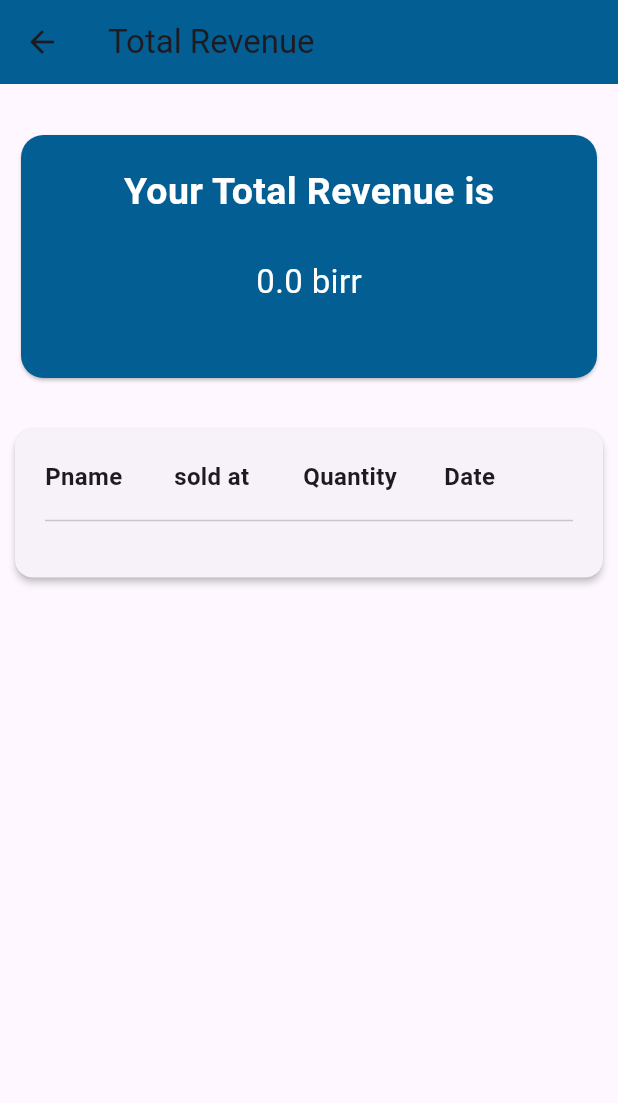
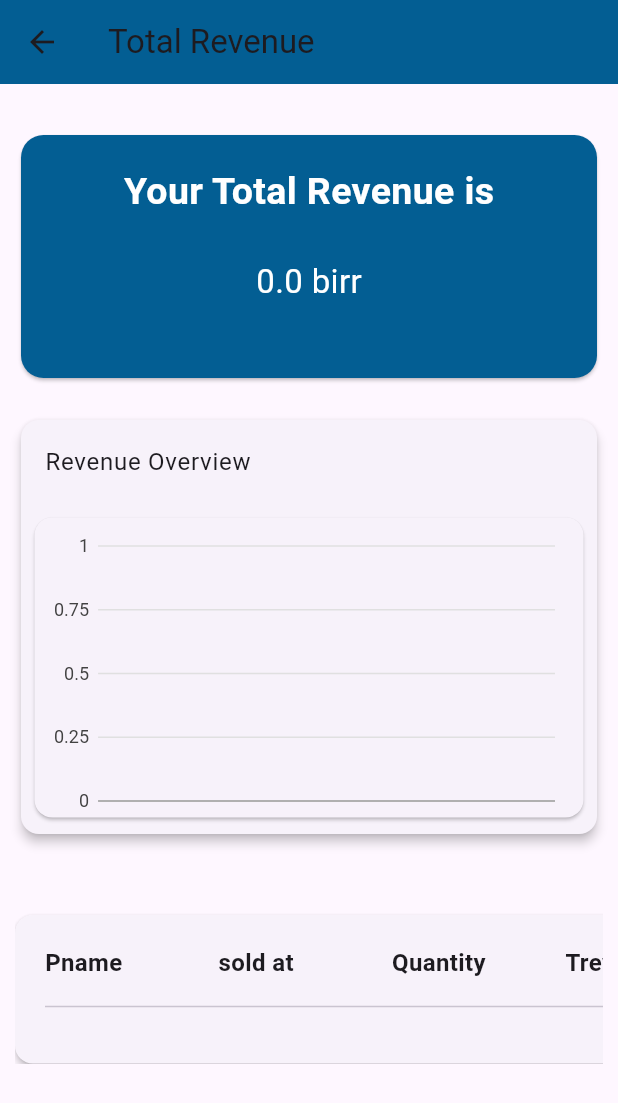
Before and after one commit to sisay2143/WholesaleWise, a Flutter app: the ProfitScreen screen opened directly, after a tap on "show more", on a phone screen of 412 x 824 dp. Shown: the top 1103 px of the screen. Run offline on Flutter 3.47's test engine with Material 3 defaults, Android fonts, the phone set to English and light mode, and no system bars; our stand-ins replace badges, camera, carousel_slider, charts_flutter, cloud_firestore, firebase_auth and 5 more; accounts and stored records are empty.

Commit message:
totalrevenue_added_meku

```diff
--- /dev/null
+++ b/lib/Views/Manager/bargraphrevenue.dart
@@ -0,0 +1,104 @@
+import 'package:flutter/material.dart';
+import 'package:charts_flutter/flutter.dart' as charts;
+import 'package:cloud_firestore/cloud_firestore.dart';
+
+void main() {
+  runApp(buildBarChartCards());
+}
+
+class BarChartData {
+  final String day;
+  final double totalSales;
+
+  BarChartData(this.day, this.totalSales);
+}
+
+Widget buildBarChartCards() {
+  return FutureBuilder<List<BarChartData>>(
+    future: _getChartDataFromFirestore(),
+    builder: (context, snapshot) {
+      if (snapshot.connectionState == ConnectionState.waiting) {
+        return Center(child: CircularProgressIndicator());
+      } else if (snapshot.hasError) {
+        return Center(child: Text('Error: ${snapshot.error}'));
+      } else {
+        return Container(
+          height: 300,
+          width: 400,
+          child: Padding(
+            padding: const EdgeInsets.all(5.0),
+            child: Column(
+              crossAxisAlignment: CrossAxisAlignment.start,
+              children: [
+                _buildBarChart(snapshot.data ?? [])
+              ],
+            ),
+          ),
+        );
+      }
+    },
+  );
+}
+
+Widget _buildBarChart(List<BarChartData> data) {
+  return Card(
+    child: Container(
+      height: 200,
+      width: 650,
+      child: Padding(
+        padding: const EdgeInsets.all(5.0),
+        child: charts.BarChart(
+          [
+            charts.Series<BarChartData, String>(
+              id: 'Sales',
+              data: data,
+              domainFn: (BarChartData sales, _) => sales.day,
+              measureFn: (BarChartData sales, _) => sales.totalSales,
+            ),
+          ],
+          animate: true,
+        ),
+      ),
+    ),
+  );
+}
+
+Future<List<BarChartData>> _getChartDataFromFirestore() async {
+  List<BarChartData> chartData = [];
+
+  // Fetch data from Firestore
+  QuerySnapshot snapshot =
+      await FirebaseFirestore.instance.collection('sales_transaction').get();
+
+  // Process fetched data
+  Map<String, double> daySalesMap = {};
+  snapshot.docs.forEach((doc) {
+    Timestamp timestamp = doc['timestamp'];
+    int quantity = doc['quantity'];
+   double sellingPrice;
+if (doc['sellingPrice'] is String) {
+  sellingPrice = double.tryParse(doc['sellingPrice']) ?? 0.0;
+} else {
+  sellingPrice = doc['sellingPrice'].toDouble();
+}
+
+    DateTime dateTime = timestamp.toDate(); // Convert Timestamp to DateTime
+    String dateString =
+        '${dateTime.year}-${dateTime.month}-${dateTime.day}'; // Format to display only date
+    if (daySalesMap.containsKey(dateString)) {
+      daySalesMap[dateString] ??= 0;
+daySalesMap[dateString] = (daySalesMap[dateString] ?? 0) + sellingPrice * quantity;
+
+
+    } else {
+      daySalesMap[dateString] = sellingPrice * quantity;
+    }
+  });
+
+  // Convert data to BarChartData objects
+  daySalesMap.forEach((day, totalSales) {
+    chartData.add(BarChartData(day, totalSales));
+  });
+
+  return chartData;
+}
--- a/lib/Views/Manager/totalrevenue.dart
+++ b/lib/Views/Manager/totalrevenue.dart
@@ -1,12 +1,6 @@
 import 'package:flutter/material.dart';
-import 'package:charts_flutter/flutter.dart' as charts;
 import 'package:cloud_firestore/cloud_firestore.dart';
-// import 'package:cloud_firestore/cloud_firestore.dart';
-import 'package:firebase_core/firebase_core.dart';
-// import 'package:charts_flutter/flutter.dart' as charts;
-import 'linegraph.dart';
-
-
+import 'bargraphrevenue.dart';
 void main() {
   runApp(MaterialApp(
     home: totalrevenue(),
@@ -102,29 +96,35 @@ class totalrevenue extends StatelessWidget {
                   ),
                 ),
               ),
-              // SizedBox(height: 16),
-              // Padding(
-              //   padding: const EdgeInsets.symmetric(vertical: 8.0),
-              //   child: SizedBox(
-              //     height: 300,
-              //     width: 700,
 
-              //     child: Card(
-              //       shape: RoundedRectangleBorder(
-              //         borderRadius: BorderRadius.circular(5.0),
-              //       ),
-              //       child: Padding(
-              //         padding: const EdgeInsets.all(1.0),
-              //         child: buildLineGraph(),
-              //       ),
-              //     ),
-              //   ),
-              // ),
-               Card(
+
+SizedBox(height: 20),
+
+              Card(
+              elevation: 3,
+              child: Column(
+                children: [
+                  ListTile(
+                    title: Text('Revenue Overview'),
+                  ),
+                  Container(
+                    height: 220,
+                    child: buildBarChartCards(), // Real bar chart
+                  ),
+                ],
+              ),
+            ),
+
+
+              SizedBox(height: 20), // Add space between widgets
+              SingleChildScrollView(
+                scrollDirection: Axis.horizontal,
+                child: Card(
                   margin: EdgeInsets.only(top: 30),
                   elevation: 2,
                   child: Container(
                     padding: EdgeInsets.all(20),
+                    width: MediaQuery.of(context).size.width * 1.5, // Adjust width as needed
                     child: Column(
                       children: [
                         // Placeholder for transaction table columns
@@ -150,7 +150,12 @@ class totalrevenue extends StatelessWidget {
                                   style: TextStyle(fontWeight: FontWeight.bold, fontSize: 16),
                                 ),
                               ),
-                              SizedBox(width: 8),
+                              Expanded(
+                                child: Text(
+                                  'Trevenue',
+                                  style: TextStyle(fontWeight: FontWeight.bold, fontSize: 16),
+                                ),
+                              ),
                               Expanded(
                                 child: Text(
                                   'Date',
@@ -189,6 +194,9 @@ class totalrevenue extends StatelessWidget {
                                             child: Text('${documents[i]['quantity']}'),
                                           ),
                                           Expanded(
+                                            child: Text('${int.parse(documents[i]['sellingPrice'].toString()) * int.parse(documents[i]['quantity'].toString())}'),
+                                          ),
+                                          Expanded(
                                             child: Text(documents[i]['timestamp'].toDate().toString()),
                                           ),
                                         ],
@@ -206,6 +214,7 @@ class totalrevenue extends StatelessWidget {
                     ),
                   ),
                 ),
+              ),
             ],
           ),
         ),
@@ -213,90 +222,3 @@ class totalrevenue extends StatelessWidget {
     );
   }
 }
-
-//   Widget _buildLineGraph() {
-//   return charts.LineChart(
-//     _createSampleData(),
-//     animate: true,
-//     behaviors: [
-//       charts.ChartTitle(
-//         'X Axis Title',
-//         behaviorPosition: charts.BehaviorPosition.bottom,
-//         titleOutsideJustification:
-//             charts.OutsideJustification.middleDrawArea,
-//       ),
-//       charts.ChartTitle(
-//         'Y Axis Title',
-//         behaviorPosition: charts.BehaviorPosition.start,
-//         titleOutsideJustification:
-//             charts.OutsideJustification.middleDrawArea,
-//       ),
-//     ],
-//   );
-// }
-
-// List<charts.Series<LinearSales, int>> _createSampleData() {
-//   final List<LinearSales> data = [];
-
-//   // Fetch data from Firestore and populate the data list
-//   _fetchSalesData().then((salesData) {
-//     data.addAll(salesData);
-
-//     // Update the chart with the new data
-//     setState(() {});
-//   });
-
-//   return [
-//     charts.Series<LinearSales, int>(
-//       id: 'Sales',
-//       colorFn: (_, __) => charts.MaterialPalette.blue.shadeDefault,
-//       domainFn: (LinearSales sales, _) => sales.timestamp.day,
-//       measureFn: (LinearSales sales, _) => sales.sellingPrice,
-//       data: data,
-//     )
-//   ];
-// }
-
-// Future<List<LinearSales>> _fetchSalesData() async {
-//   final QuerySnapshot snapshot = await FirebaseFirestore.instance
-//       .collection('sales_transaction')
-//       .get();
-
-//   final List<LinearSales> data = [];
-//   int totalSalesForDay = 0;
-//   DateTime currentDay;
-
-//   snapshot.docs.forEach((doc) {
-//     final sellingPrice = doc['sellingPrice'] as int;
-//     final timestamp = (doc['timestamp'] as Timestamp).toDate();
-
-//     if (currentDay == null || !_isSameDay(currentDay, timestamp)) {
-//       if (currentDay != null) {
-//         data.add(LinearSales(currentDay, totalSalesForDay));
-//       }
-
-//       currentDay = timestamp;
-//       totalSalesForDay = 0;
-//     }
-
-//     totalSalesForDay += sellingPrice;
-//   });
-
-//   if (currentDay != null) {
-//     data.add(LinearSales(currentDay, totalSalesForDay));
-//   }
-
-//   return data;
-// }
-
-// bool _isSameDay(DateTime date1, DateTime date2) {
-//   return date1.year == date2.year && date1.month == date2.month && date1.day == date2.day;
-// }
-
-// class LinearSales {
-//   final DateTime timestamp;
-//   final int sellingPrice;
-
-//   LinearSales(this.timestamp, this.sellingPrice);
-// }
-// }
```
Also changed, not shown: lib/Views/Manager/profit.dart (+7 -6 lines).
